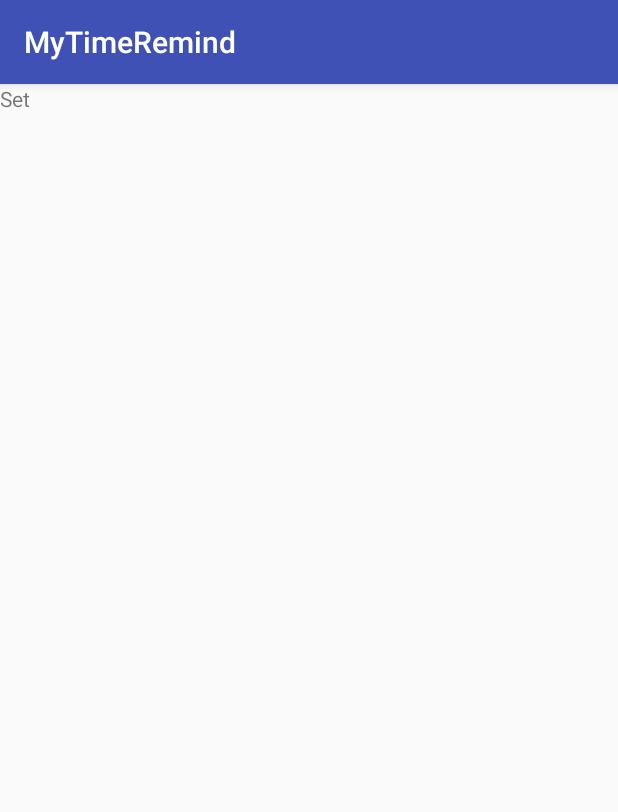
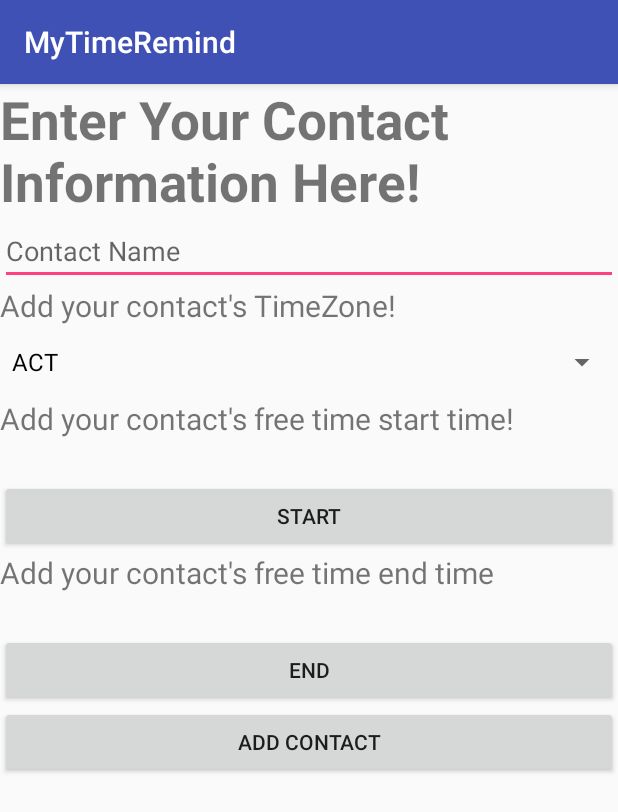
Before and after one commit to Madguy16s/MyTimeRemind, an Android app: the AddContact screen opened directly, with no data from a screen before it, on a phone screen of 412 x 824 dp. Shown: the top 812 px of the screen. Run offline under Robolectric (Android 15) with nearby library versions, the phone set to English and light mode, and no system bars.

```diff
--- a/app/src/main/java/com/example/jason/mytimeremind/AddContact.java
+++ b/app/src/main/java/com/example/jason/mytimeremind/AddContact.java
@@ -1,17 +1,82 @@
 package com.example.jason.mytimeremind;
 
+import android.app.TimePickerDialog;
+import android.icu.util.TimeZone;
+import android.os.Build;
 import android.os.Bundle;
+import android.support.annotation.RequiresApi;
 import android.support.v7.app.AppCompatActivity;
+import android.view.View;
+import android.widget.ArrayAdapter;
+import android.widget.Spinner;
+import android.widget.TextView;
+import android.widget.TimePicker;
+
+import java.util.ArrayList;
+import java.util.Calendar;
 
 /**
  * Created by jason on 15-Nov-17.
  */
 
 public class AddContact extends AppCompatActivity {
+    Spinner timeOpt;
 
+    @RequiresApi(api = Build.VERSION_CODES.N)
     @Override
     protected void onCreate(Bundle savedInstanceState) {
         super.onCreate(savedInstanceState);
         setContentView(R.layout.add_contact);
+        String[] options = TimeZone.getAvailableIDs();
+        timeOpt = (Spinner) findViewById(R.id.timespinner);
+        ArrayList<String> timelist = new ArrayList<>();
+        for (int i = 0; i < options.length; i++) {
+            timelist.add(options[i]);
+        }
+        ArrayAdapter<String> timeAdapt = new ArrayAdapter<String>(this,
+                android.R.layout.simple_spinner_dropdown_item, timelist);
+        timeOpt.setAdapter(timeAdapt);
+    }
+
+    public void startCont(View v) {
+        Calendar initialTime = Calendar.getInstance();
+        int hour3 = initialTime.get(Calendar.HOUR_OF_DAY);
+        int minute3 = initialTime.get(Calendar.MINUTE);
+        TimePickerDialog mTimePicker3 = new TimePickerDialog(AddContact.this,
+                new TimePickerDialog.OnTimeSetListener() {
+                    @Override
+                    public void onTimeSet(TimePicker timePicker3, int selectedHour3, int selectedMinute3) {
+                        Calendar currentTime = Calendar.getInstance();
+                        currentTime.set(Calendar.HOUR_OF_DAY, selectedHour3);
+                        currentTime.set(Calendar.MINUTE, selectedMinute3);
+                        final TextView StartContDisp = (TextView) findViewById(R.id.startcontdisp);
+                        StartContDisp.setText(selectedHour3 + ":" + selectedMinute3);
+
+                    }
+                }, hour3, minute3, false);
+        mTimePicker3.show();
+    }
+
+    public void endCont(View v) {
+        Calendar initialTime = Calendar.getInstance();
+        int hour4 = initialTime.get(Calendar.HOUR_OF_DAY);
+        int minute4 = initialTime.get(Calendar.MINUTE);
+        TimePickerDialog mTimePicker4 = new TimePickerDialog(AddContact.this,
+                new TimePickerDialog.OnTimeSetListener() {
+                    @Override
+                    public void onTimeSet(TimePicker timePicker4, int selectedHour4, int selectedMinute4) {
+                        Calendar currentTime = Calendar.getInstance();
+                        currentTime.set(Calendar.HOUR_OF_DAY, selectedHour4);
+                        currentTime.set(Calendar.MINUTE, selectedMinute4);
+                        final TextView EndContDisp = (TextView) findViewById(R.id.endcontdisp);
+                        EndContDisp.setText(selectedHour4 + ":" + selectedMinute4);
+
+                    }
+                }, hour4, minute4, false);
+        mTimePicker4.show();
+    }
+
+    public void addContact(View v) {
+
     }
 }
--- a/app/src/main/res/layout/add_contact.xml
+++ b/app/src/main/res/layout/add_contact.xml
@@ -1,10 +1,82 @@
 <?xml version="1.0" encoding="utf-8"?>
 <LinearLayout xmlns:android="http://schemas.android.com/apk/res/android"
-    android:orientation="vertical" android:layout_width="match_parent"
-    android:layout_height="match_parent">
+    android:layout_width="match_parent"
+    android:layout_height="match_parent"
+    android:orientation="vertical">
+
     <TextView
+        android:id="@+id/addacthint"
         android:layout_width="wrap_content"
         android:layout_height="wrap_content"
-        android:text="Set"/>
+        android:text="Enter Your Contact Information Here!"
+        android:textSize="35dp"
+        android:textStyle="bold" />
+
+    <EditText
+        android:id="@+id/contactname"
+        android:layout_width="match_parent"
+        android:layout_height="wrap_content"
+        android:hint="Contact Name" />
+
+    <TextView
+        android:id="@+id/spinnerhint"
+        android:layout_width="wrap_content"
+        android:layout_height="wrap_content"
+        android:text="Add your contact's TimeZone!"
+        android:textSize="20dp" />
+
+    <Spinner
+        android:id="@+id/timespinner"
+        android:layout_width="match_parent"
+        android:layout_height="wrap_content" />
+
+    <TextView
+        android:id="@+id/addtimehintstart"
+        android:layout_width="wrap_content"
+        android:layout_height="wrap_content"
+        android:text="Add your contact's free time start time!"
+        android:textSize="20dp" />
+
+    <TextView
+        android:id="@+id/startcontdisp"
+        android:layout_width="match_parent"
+        android:layout_height="wrap_content"
+        android:textSize="20dp" />
+
+
+    <Button
+        android:id="@+id/startcont"
+        android:layout_width="match_parent"
+        android:layout_height="wrap_content"
+        android:onClick="startCont"
+        android:text="Start" />
+
+    <TextView
+        android:id="@+id/addacthintend"
+        android:layout_width="wrap_content"
+        android:layout_height="wrap_content"
+        android:text="Add your contact's free time end time"
+        android:textSize="20dp" />
+
+    <TextView
+        android:id="@+id/endcontdisp"
+        android:layout_width="wrap_content"
+        android:layout_height="wrap_content"
+        android:textSize="20dp" />
+
+    <Button
+        android:id="@+id/endcont"
+        android:layout_width="match_parent"
+        android:layout_height="wrap_content"
+        android:onClick="endCont"
+        android:text="End" />
+
+    <Button
+        android:id="@+id/addsbutton"
+        android:layout_width="match_parent"
+        android:layout_height="wrap_content"
+        android:onClick="addContact"
+        android:text="Add Contact" />
+
 
 </LinearLayout>
```
Also changed, not shown: app/src/main/java/com/example/jason/mytimeremind/MainActivity.java (+7 -8 lines), app/src/main/java/com/example/jason/mytimeremind/SettingActivity.java (+4 -4 lines), app/src/main/res/layout/activity_main.xml (+13 -11 lines), app/src/main/res/layout/setting_activity.xml (+20 -15 lines).
